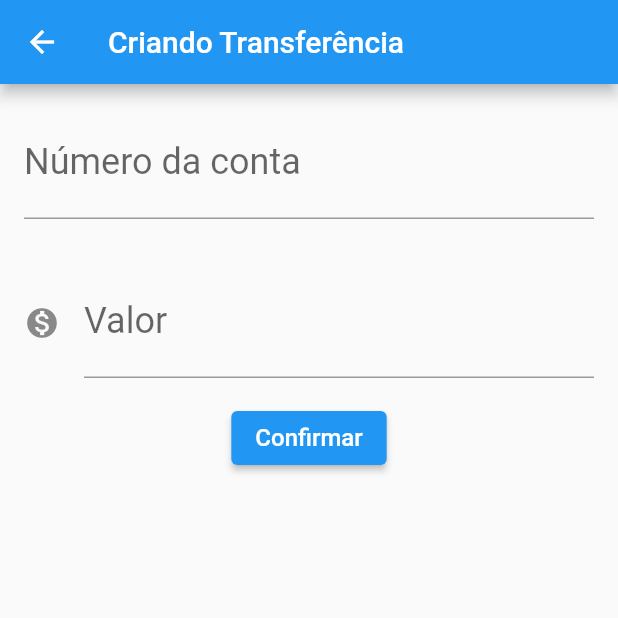
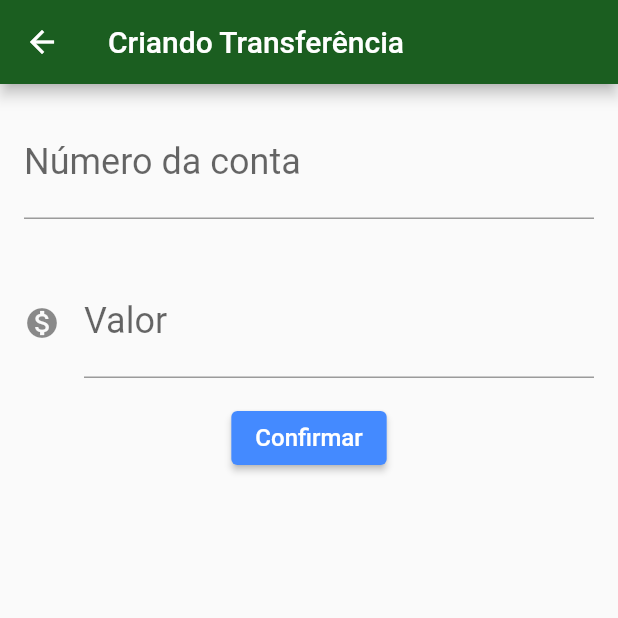
Before and after one commit to vitorpedeo/bytebank-flutter, a Flutter app: the screen it shows after launch, after a tap on the "add" icon, on a phone screen of 412 x 824 dp, the top half of it. Run offline on Flutter 3.47's test engine with Material 2 defaults, Android fonts, the phone set to English and light mode, and no system bars.

Commit message:
Módulo Utilizando StatefulWidgets

```diff
--- /dev/null
+++ b/lib/components/editor.dart
@@ -0,0 +1,33 @@
+import 'package:flutter/material.dart';
+
+class Editor extends StatelessWidget {
+  final TextEditingController controlador;
+  final String rotulo;
+  final String dica;
+  final IconData? icone;
+
+  const Editor({
+    Key? key,
+    required this.controlador,
+    required this.rotulo,
+    required this.dica,
+    this.icone,
+  }) : super(key: key);
+
+  @override
+  Widget build(BuildContext context) {
+    return Padding(
+      padding: const EdgeInsets.all(16),
+      child: TextField(
+        controller: controlador,
+        keyboardType: TextInputType.number,
+        style: const TextStyle(fontSize: 24),
+        decoration: InputDecoration(
+          icon: icone != null ? Icon(icone) : null,
+          labelText: rotulo,
+          hintText: dica,
+        ),
+      ),
+    );
+  }
+}
--- a/lib/main.dart
+++ b/lib/main.dart
@@ -1,173 +1,31 @@
-import 'package:flutter/cupertino.dart';
 import 'package:flutter/material.dart';
 
+import 'package:bytebank/screens/transferencia/lista.dart';
+
 void main() {
-  runApp(const BytebankApp());
+  runApp(BytebankApp());
 }
 
 class BytebankApp extends StatelessWidget {
-  const BytebankApp({Key? key}) : super(key: key);
+  final ThemeData theme = ThemeData();
+
+  BytebankApp({Key? key}) : super(key: key);
 
   @override
   Widget build(BuildContext context) {
-    return MaterialApp(home: ListaTransferencias());
-  }
-}
-
-class FormularioTransferencia extends StatelessWidget {
-  final TextEditingController _controladorCampoNumeroConta =
-      TextEditingController();
-  final TextEditingController _controladorCampoValor = TextEditingController();
-
-  FormularioTransferencia({Key? key}) : super(key: key);
-
-  void _criaTransferencia(BuildContext ctx) {
-    final int? numeroConta = int.tryParse(_controladorCampoNumeroConta.text);
-    final double? valor = double.tryParse(_controladorCampoValor.text);
-
-    if (numeroConta != null && valor != null) {
-      final Transferencia transferenciaCriada =
-          Transferencia(numeroConta: numeroConta, valor: valor);
-
-      ScaffoldMessenger.of(ctx).showSnackBar(
-        SnackBar(
-          content: Text(
-            transferenciaCriada.toString(),
+    return MaterialApp(
+      theme: theme.copyWith(
+        appBarTheme: AppBarTheme(backgroundColor: Colors.green[900]),
+        colorScheme:
+            theme.colorScheme.copyWith(secondary: Colors.blueAccent[700]),
+        elevatedButtonTheme: ElevatedButtonThemeData(
+          style: ButtonStyle(
+            backgroundColor:
+                MaterialStateProperty.all<Color>(Colors.blueAccent),
           ),
         ),
-      );
-
-      Navigator.pop(ctx, transferenciaCriada);
-    }
-  }
-
-  @override
-  Widget build(BuildContext context) {
-    return Scaffold(
-      appBar: AppBar(
-        title: const Text('Criando Transferência'),
       ),
-      body: Column(
-        children: <Widget>[
-          Editor(
-            controlador: _controladorCampoNumeroConta,
-            rotulo: 'Número da conta',
-            dica: '00000',
-          ),
-          Editor(
-            controlador: _controladorCampoValor,
-            rotulo: 'Valor',
-            dica: '0.00',
-            icone: Icons.monetization_on,
-          ),
-          ElevatedButton(
-            onPressed: () => _criaTransferencia(context),
-            child: const Text(
-              'Confirmar',
-              style: TextStyle(fontSize: 16),
-            ),
-          )
-        ],
-      ),
+      home: ListaTransferencias(),
     );
   }
 }
-
-class Editor extends StatelessWidget {
-  final TextEditingController controlador;
-  final String rotulo;
-  final String dica;
-  final IconData? icone;
-
-  const Editor(
-      {Key? key,
-      required this.controlador,
-      required this.rotulo,
-      required this.dica,
-      this.icone})
-      : super(key: key);
-
-  @override
-  Widget build(BuildContext context) {
-    return Padding(
-      padding: const EdgeInsets.all(16),
-      child: TextField(
-        controller: controlador,
-        keyboardType: TextInputType.number,
-        style: const TextStyle(fontSize: 24),
-        decoration: InputDecoration(
-          icon: icone != null ? Icon(icone) : null,
-          labelText: rotulo,
-          hintText: dica,
-        ),
-      ),
-    );
-  }
-}
-
-class ListaTransferencias extends StatelessWidget {
-  final List<Transferencia?> _transferencias = [];
-
-  ListaTransferencias({Key? key}) : super(key: key);
-
-  @override
-  Widget build(BuildContext context) {
-    return Scaffold(
-      appBar: AppBar(
-        title: const Text('Transferências'),
-      ),
-      body: ListView.builder(
-        itemCount: _transferencias.length,
-        itemBuilder: (context, index) {
-          return ItemTransferencia(transferencia: _transferencias[index]);
-        },
-      ),
-      floatingActionButton: FloatingActionButton(
-        onPressed: () {
-          final Future<Transferencia?> future =
-              Navigator.push(context, MaterialPageRoute(builder: (context) {
-            return FormularioTransferencia();
-          }));
-
-          future.then((transferenciaRecebida) {
-            _transferencias.add(transferenciaRecebida);
-          });
-        },
-        child: Icon(Icons.add),
-      ),
-    );
-  }
-}
-
-class ItemTransferencia extends StatelessWidget {
-  final Transferencia? transferencia;
-
-  const ItemTransferencia({Key? key, required this.transferencia})
-      : super(key: key);
-
-  @override
-  Widget build(BuildContext context) {
-    return Card(
-      child: ListTile(
-        leading: const Icon(
-          Icons.monetization_on,
-          size: 40,
-        ),
-        title: Text(transferencia?.valor.toString() ?? ''),
-        subtitle: Text(transferencia?.numeroConta.toString() ?? ''),
-      ),
-    );
-  }
-}
-
-class Transferencia {
-  final double valor;
-  final int numeroConta;
-
-  const Transferencia({required this.valor, required this.numeroConta});
-
-  @override
-  String toString() {
-    return 'Transferencia: { NumeroConta: $numeroConta, Valor: $valor }';
-  }
-}
--- /dev/null
+++ b/lib/models/transferencia.dart
@@ -0,0 +1,14 @@
+class Transferencia {
+  final double valor;
+  final int numeroConta;
+
+  const Transferencia({
+    required this.valor,
+    required this.numeroConta,
+  });
+
+  @override
+  String toString() {
+    return 'Transferencia: { NumeroConta: $numeroConta, Valor: $valor }';
+  }
+}
--- /dev/null
+++ b/lib/screens/transferencia/formulario.dart
@@ -0,0 +1,82 @@
+import 'package:flutter/material.dart';
+
+import 'package:bytebank/components/editor.dart';
+import 'package:bytebank/models/transferencia.dart';
+
+const _tituloAppBar = 'Criando Transferência';
+
+const _rotuloCampoNumeroConta = 'Número da conta';
+const _dicaCampoNumeroConta = '00000';
+
+const _rotuloCampoValor = 'Valor';
+const _dicaCampoValor = '0.00';
+
+const _textoBotaoConfirmar = 'Confirmar';
+
+class FormularioTransferencia extends StatefulWidget {
+  const FormularioTransferencia({Key? key}) : super(key: key);
+
+  @override
+  State<StatefulWidget> createState() {
+    return FormularioTransferenciaState();
+  }
+}
+
+class FormularioTransferenciaState extends State<FormularioTransferencia> {
+  final TextEditingController _controladorCampoNumeroConta =
+      TextEditingController();
+  final TextEditingController _controladorCampoValor = TextEditingController();
+
+  void _criaTransferencia(BuildContext ctx) {
+    final int? numeroConta = int.tryParse(_controladorCampoNumeroConta.text);
+    final double? valor = double.tryParse(_controladorCampoValor.text);
+
+    if (numeroConta != null && valor != null) {
+      final Transferencia transferenciaCriada =
+          Transferencia(numeroConta: numeroConta, valor: valor);
+
+      ScaffoldMessenger.of(ctx).showSnackBar(
+        SnackBar(
+          content: Text(
+            transferenciaCriada.toString(),
+          ),
+        ),
+      );
+
+      Navigator.pop(ctx, transferenciaCriada);
+    }
+  }
+
+  @override
+  Widget build(BuildContext context) {
+    return Scaffold(
+      appBar: AppBar(
+        title: const Text(_tituloAppBar),
+      ),
+      body: SingleChildScrollView(
+        child: Column(
+          children: <Widget>[
+            Editor(
+              controlador: _controladorCampoNumeroConta,
+              rotulo: _rotuloCampoNumeroConta,
+              dica: _dicaCampoNumeroConta,
+            ),
+            Editor(
+              controlador: _controladorCampoValor,
+              rotulo: _rotuloCampoValor,
+              dica: _dicaCampoValor,
+              icone: Icons.monetization_on,
+            ),
+            ElevatedButton(
+              onPressed: () => _criaTransferencia(context),
+              child: const Text(
+                _textoBotaoConfirmar,
+                style: TextStyle(fontSize: 16),
+              ),
+            )
+          ],
+        ),
+      ),
+    );
+  }
+}
--- /dev/null
+++ b/lib/screens/transferencia/lista.dart
@@ -0,0 +1,69 @@
+import 'package:flutter/material.dart';
+
+import 'package:bytebank/models/transferencia.dart';
+import 'package:bytebank/screens/transferencia/formulario.dart';
+
+const _tituloAppBar = 'Transferências';
+
+class ListaTransferencias extends StatefulWidget {
+  const ListaTransferencias({Key? key}) : super(key: key);
+
+  @override
+  State<StatefulWidget> createState() {
+    return ListaTransferenciasState();
+  }
+}
+
+class ListaTransferenciasState extends State<ListaTransferencias> {
+  final List<Transferencia> _transferencias = [];
+
+  @override
+  Widget build(BuildContext context) {
+    return Scaffold(
+      appBar: AppBar(
+        title: const Text(_tituloAppBar),
+      ),
+      body: ListView.builder(
+        itemCount: _transferencias.length,
+        itemBuilder: (context, index) {
+          return ItemTransferencia(transferencia: _transferencias[index]);
+        },
+      ),
+      floatingActionButton: FloatingActionButton(
+        onPressed: () {
+          Navigator.push(context, MaterialPageRoute(builder: (context) {
+            return const FormularioTransferencia();
+          })).then((transferenciaRecebida) {
+            if (transferenciaRecebida != null) {
+              setState(() {
+                _transferencias.add(transferenciaRecebida);
+              });
+            }
+          });
+        },
+        child: const Icon(Icons.add),
+      ),
+    );
+  }
+}
+
+class ItemTransferencia extends StatelessWidget {
+  final Transferencia transferencia;
+
+  const ItemTransferencia({Key? key, required this.transferencia})
+      : super(key: key);
+
+  @override
+  Widget build(BuildContext context) {
+    return Card(
+      child: ListTile(
+        leading: const Icon(
+          Icons.monetization_on,
+          size: 40,
+        ),
+        title: Text(transferencia.valor.toString()),
+        subtitle: Text(transferencia.numeroConta.toString()),
+      ),
+    );
+  }
+}
```
Also changed, not shown: 1 other file.
